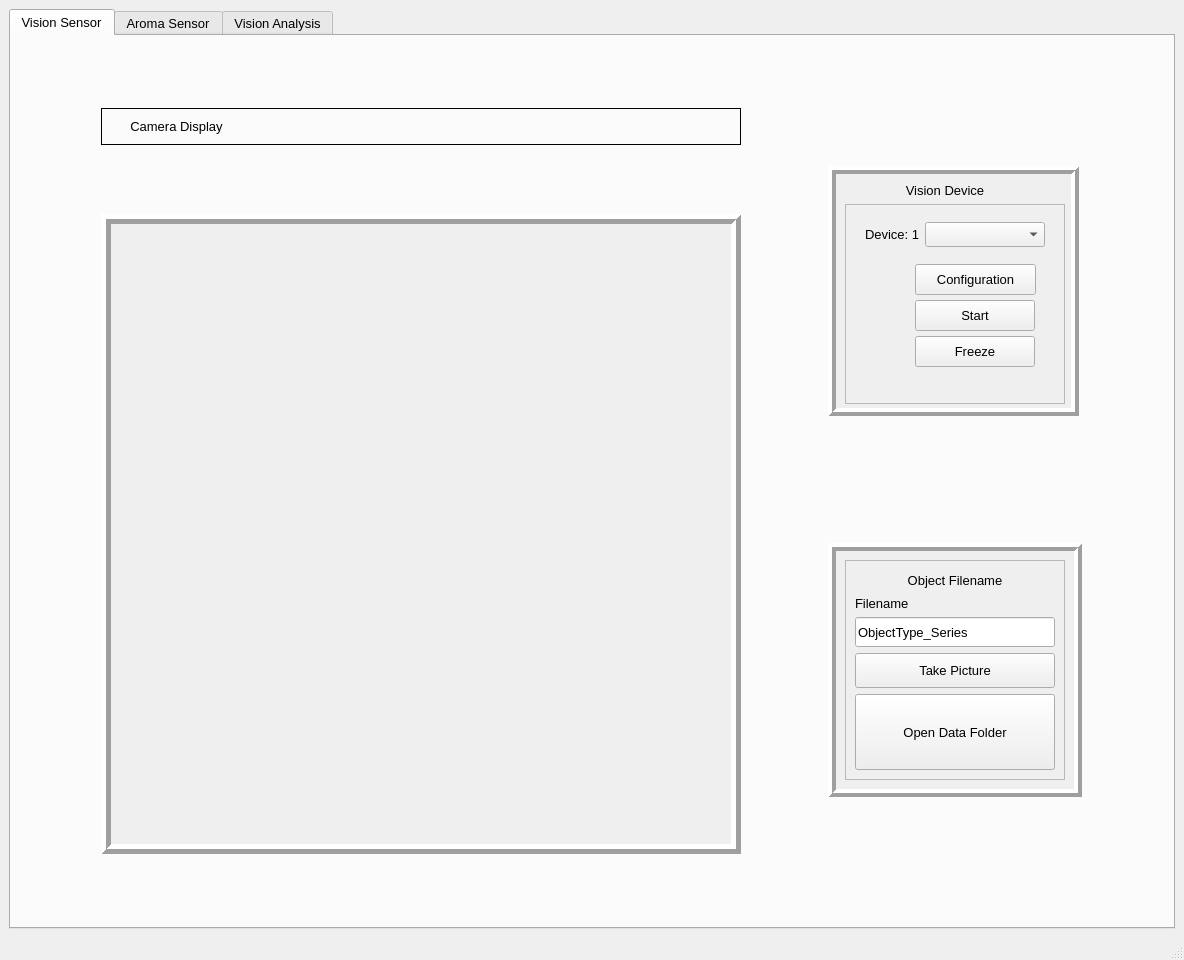
Qt form vision_revisi.ui (PengPengPoka/Project-INSTEAD) before a commit.
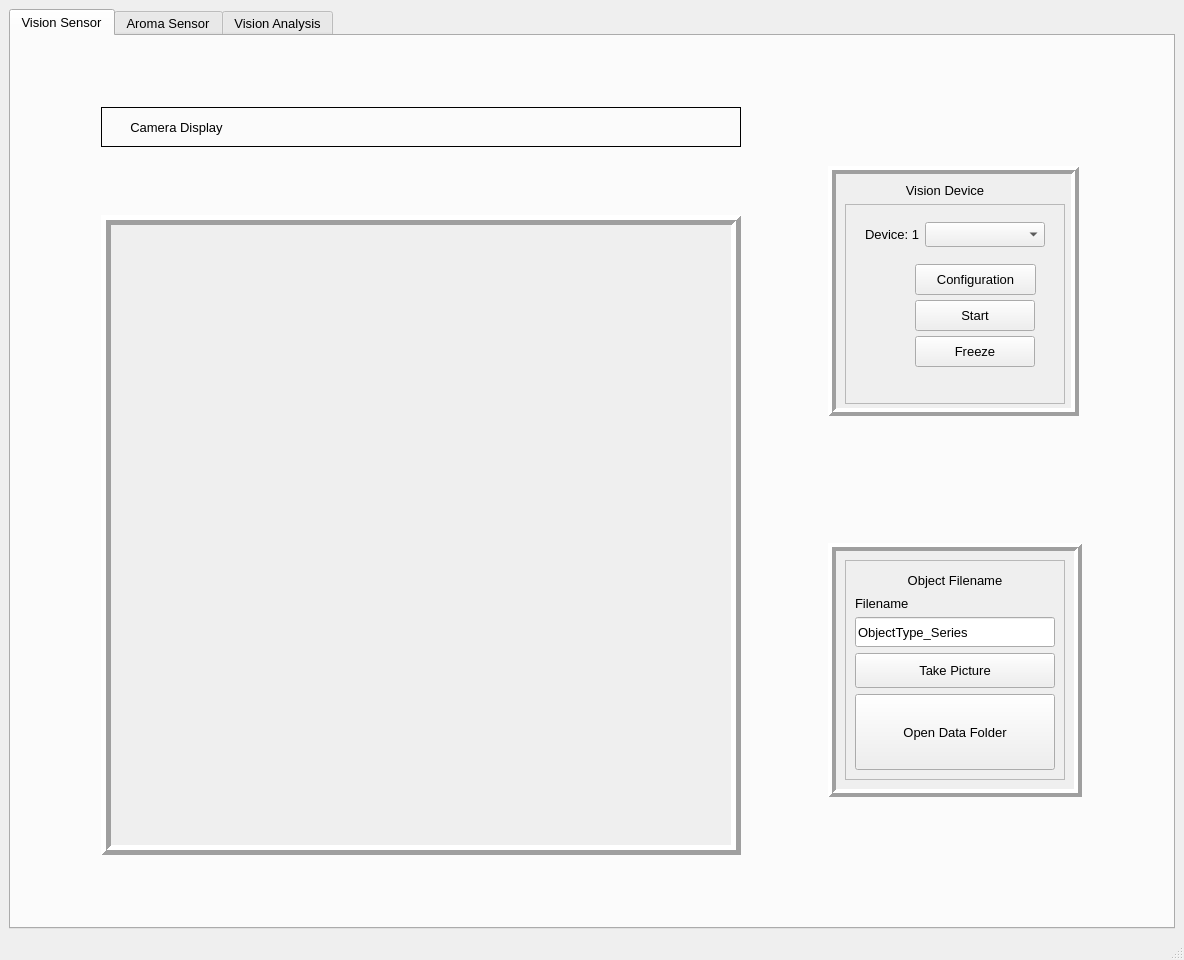
The same form after that commit. The open tabs and pages were chosen to show the change. Icons and pictures are not drawn. Custom widgets are drawn as their Qt base class.

Commit message: no crash on aroma plot

Patch:
```diff
--- a/vision_revisi.ui
+++ b/vision_revisi.ui
@@ -73,7 +73,7 @@
       </property>
       <property name="minimumSize">
        <size>
-        <width>1164</width>
+        <width>0</width>
         <height>915</height>
        </size>
       </property>
@@ -116,9 +116,12 @@
             <property name="maximumSize">
              <size>
               <width>641</width>
-              <height>37</height>
+              <height>40</height>
              </size>
             </property>
+            <property name="layoutDirection">
+             <enum>Qt::LeftToRight</enum>
+            </property>
             <property name="frameShape">
              <enum>QFrame::Box</enum>
             </property>
@@ -133,14 +136,14 @@
               <widget class="QLabel" name="label_2">
                <property name="minimumSize">
                 <size>
-                 <width>131</width>
+                 <width>0</width>
                  <height>0</height>
                 </size>
                </property>
                <property name="maximumSize">
                 <size>
                  <width>131</width>
-                 <height>25</height>
+                 <height>30</height>
                 </size>
                </property>
                <property name="text">
```
Left out of the diff: 2 changed lines with no effect on the pictures. The commit also changes 1 other file.
